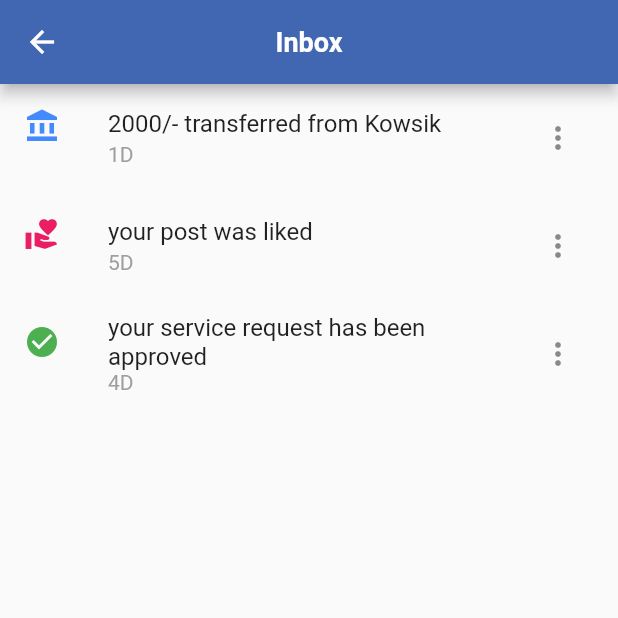
After one commit to aditya-taparia/googleSolutionChallenge, a Flutter app: the notify screen opened directly, on a phone screen of 412 x 824 dp, the top half of it. The commit adds this screen. Run offline on Flutter 3.47's test engine with Material 2 defaults, Android fonts, the phone set to English and light mode, and no system bars; our stand-ins replace cloud_firestore, firebase_auth, firebase_core, flutter_speed_dial, google_fonts, google_maps_flutter and 7 more; missing offline and left inert: flutter_barcode_scanner, particles_flutter, side_header_list_view; accounts and stored records are empty.

Commit message:
notifications

```diff
--- a/lib/screens/home/home.dart
+++ b/lib/screens/home/home.dart
@@ -6,6 +6,7 @@ import 'package:googlesolutionchallenge/screens/home/analytics/analytics.dart';
 import 'package:googlesolutionchallenge/screens/home/dashboard/dashboard.dart';
 import 'package:googlesolutionchallenge/screens/home/map/map.dart';
 import 'package:googlesolutionchallenge/screens/home/chat/forum.dart';
+import 'package:googlesolutionchallenge/screens/utils/notification.dart';
 import 'package:googlesolutionchallenge/services/auth.dart';
 import 'package:flutter_barcode_scanner/flutter_barcode_scanner.dart';
 import 'package:googlesolutionchallenge/services/navigation_bloc.dart';
@@ -474,7 +475,13 @@ class _HomeState extends State<Home> {
                                   size: 24,
                                   color: Colors.white,
                                 ),
-                                onPressed: () {},
+                                onPressed: () {
+                                  Navigator.push(
+                                      context,
+                                      MaterialPageRoute(
+                                          builder: (context) =>
+                                              const notify()));
+                                },
                               ),
                             ],
                             backgroundColor:
--- /dev/null
+++ b/lib/screens/utils/notification.dart
@@ -0,0 +1,61 @@
+import 'package:flutter/material.dart';
+
+class notify extends StatefulWidget {
+  const notify({Key? key}) : super(key: key);
+
+  @override
+  State<notify> createState() => _notifyState();
+}
+
+List<String> notifications = [
+  "2000/- transferred from Kowsik",
+  "your post was liked",
+  "your service request has been approved"
+];
+List<int> notifications_day = [1, 5, 4];
+
+List<int> notifications_type = [1, 0, 2];
+
+class _notifyState extends State<notify> {
+  @override
+  Widget build(BuildContext context) {
+    return Scaffold(
+      appBar: AppBar(
+        title: const Text("Inbox"),
+      ),
+      body: Container(
+        child: ListView.builder(
+            itemCount: notifications.length,
+            itemBuilder: (context, index) {
+              return ListTile(
+                leading: notifications_type[index] == 0
+                    ? const Icon(
+                        Icons.volunteer_activism,
+                        color: Colors.pink,
+                      )
+                    : notifications_type[index] == 1
+                        ? const Icon(
+                            Icons.account_balance,
+                            color: Colors.blueAccent,
+                          )
+                        : const Icon(
+                            Icons.check_circle,
+                            color: Colors.green,
+                          ),
+                title: Text(notifications[index]),
+                subtitle: Text(
+                  notifications_day[index].toString() + "D",
+                  style: TextStyle(color: Colors.grey),
+                ),
+                trailing: IconButton(
+                  icon: const Icon(
+                    Icons.more_vert,
+                  ),
+                  onPressed: () {},
+                ),
+              );
+            }),
+      ),
+    );
+  }
+}
```
Also changed, not shown: lib/screens/home/chat/forumscreen.dart (line endings or trailing spaces).
